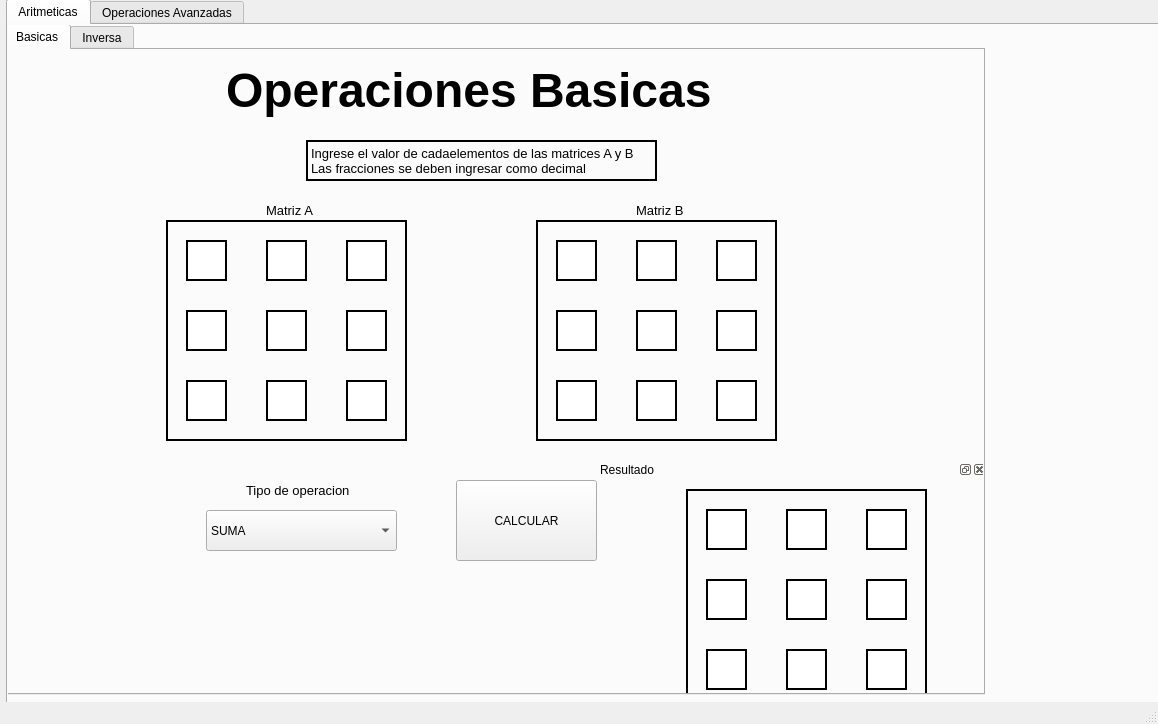
The window that UI/parcial2 ui - copia.ui (Bryan-Escobar/Parcial-2-MNU) describes before a commit, drawn with Qt 5.
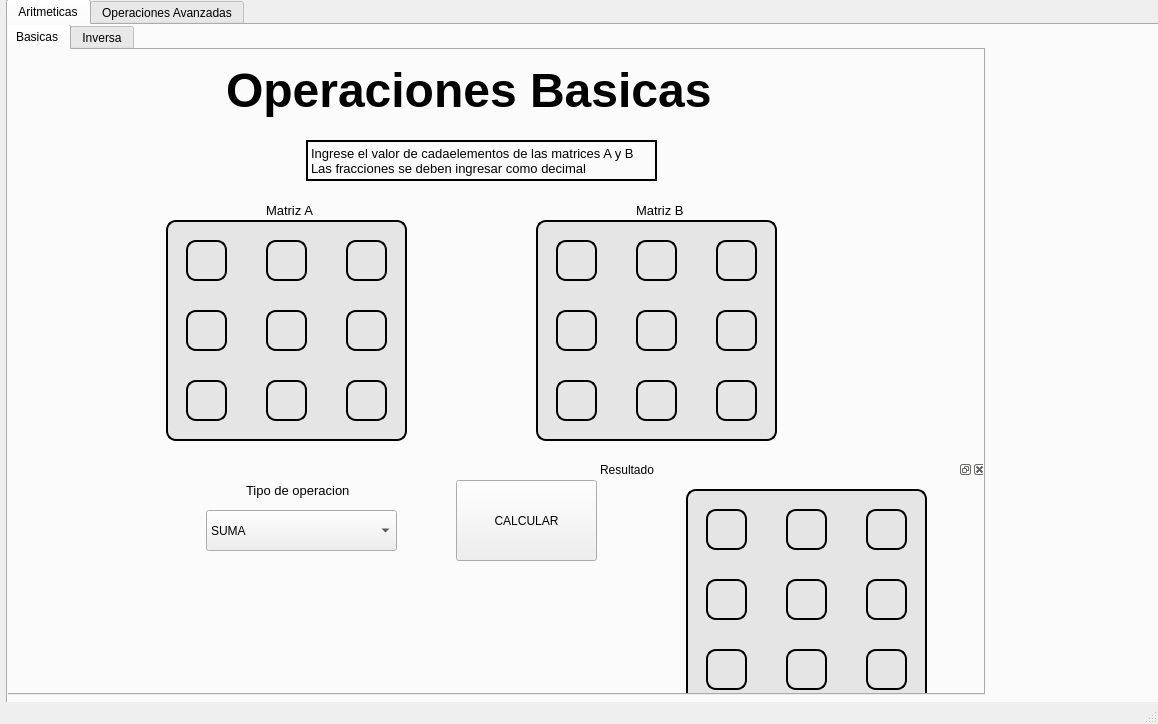
The same window after the commit.

The edit to the form file:
```diff
--- a/UI/parcial2 ui - copia.ui
+++ b/UI/parcial2 ui - copia.ui
@@ -88,7 +88,12 @@
            </rect>
           </property>
           <property name="styleSheet">
-           <string notr="true">border: 2px solid black;</string>
+           <string notr="true"> border-radius: 10px;
+    background-color: #E5E5E5;
+    border: 2px solid black;
+    font-weight: normal;
+    color: black;
+    padding: 5px;</string>
           </property>
           <widget class="QLineEdit" name="r00">
            <property name="geometry">
@@ -193,7 +198,12 @@
          </rect>
         </property>
         <property name="styleSheet">
-         <string notr="true">border: 2px solid black;</string>
+         <string notr="true"> border-radius: 10px;
+    background-color: #E5E5E5;
+    border: 2px solid black;
+    font-weight: normal;
+    color: black;
+    padding: 5px;</string>
         </property>
         <widget class="QLineEdit" name="a00">
          <property name="geometry">
@@ -378,7 +388,12 @@
          </rect>
         </property>
         <property name="styleSheet">
-         <string notr="true">border: 2px solid black;</string>
+         <string notr="true"> border-radius: 10px;
+    background-color: #E5E5E5;
+    border: 2px solid black;
+    font-weight: normal;
+    color: black;
+    padding: 5px;</string>
         </property>
         <widget class="QLineEdit" name="b00">
          <property name="geometry">
```
